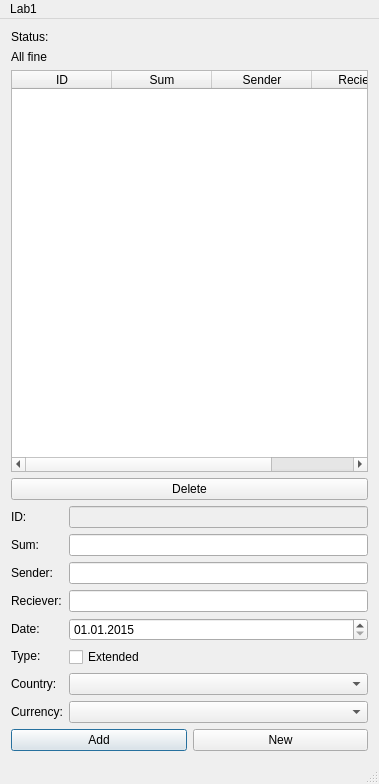
Before: the Qt Designer form lab1_ui/mainwindow.ui in swatSTEAM/labs, drawn with Qt 5.
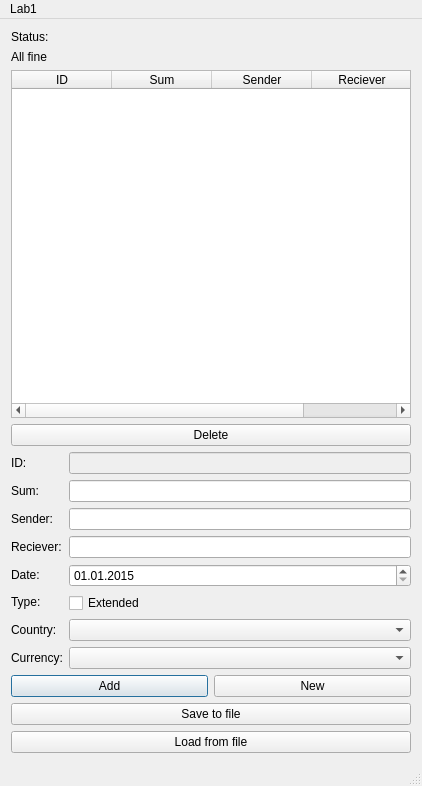
After: the same form once the commit is applied.

Diff of the .ui file:
```diff
--- a/lab1_ui/mainwindow.ui
+++ b/lab1_ui/mainwindow.ui
@@ -6,8 +6,8 @@
    <rect>
     <x>0</x>
     <y>0</y>
-    <width>379</width>
-    <height>784</height>
+    <width>422</width>
+    <height>786</height>
    </rect>
   </property>
   <property name="windowTitle">
@@ -216,6 +216,20 @@
       </item>
      </layout>
     </item>
+    <item>
+     <widget class="QPushButton" name="pushButton_4">
+      <property name="text">
+       <string>Save to file</string>
+      </property>
+     </widget>
+    </item>
+    <item>
+     <widget class="QPushButton" name="pushButton_5">
+      <property name="text">
+       <string>Load from file</string>
+      </property>
+     </widget>
+    </item>
    </layout>
   </widget>
   <widget class="QMenuBar" name="menuBar">
@@ -223,7 +237,7 @@
     <rect>
      <x>0</x>
      <y>0</y>
-     <width>379</width>
+     <width>422</width>
      <height>25</height>
     </rect>
    </property>
```
